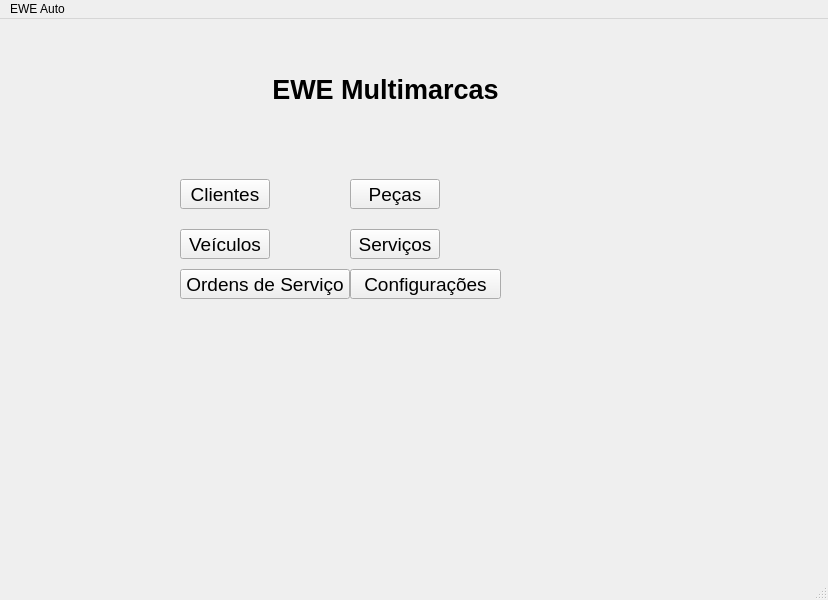
This is ui/main_window.ui in viniciusbassio/EWE-AUTO as Qt 5 draws it before an edit. The edited form follows.
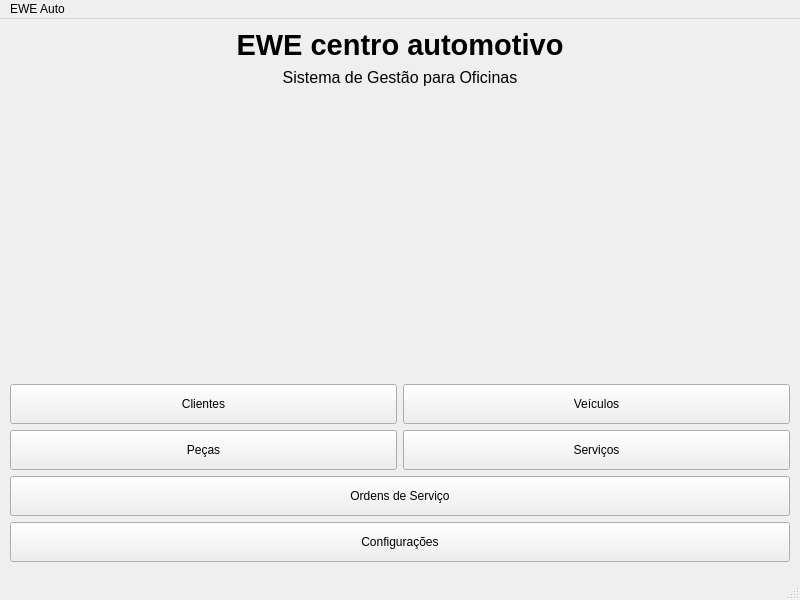
This is the edited form.

Commit message: feat(clientes): finalizando CRUD de clientes

```diff
--- a/ui/main_window.ui
+++ b/ui/main_window.ui
@@ -6,177 +6,308 @@
    <rect>
     <x>0</x>
     <y>0</y>
-    <width>828</width>
+    <width>800</width>
     <height>600</height>
    </rect>
   </property>
+
   <property name="windowTitle">
    <string>EWE Auto - Sistema para Oficinas</string>
   </property>
   <widget class="QWidget" name="centralwidget">
-   <widget class="QPushButton" name="btnClientes">
-    <property name="geometry">
-     <rect>
-      <x>180</x>
-      <y>160</y>
-      <width>90</width>
-      <height>30</height>
-     </rect>
-    </property>
-    <property name="font">
-     <font>
-      <pointsize>14</pointsize>
-     </font>
-    </property>
-    <property name="text">
-     <string>Clientes</string>
-    </property>
-   </widget>
-   <widget class="QPushButton" name="btnVeiculos">
-    <property name="geometry">
-     <rect>
-      <x>180</x>
-      <y>210</y>
-      <width>90</width>
-      <height>30</height>
-     </rect>
-    </property>
-    <property name="font">
-     <font>
-      <pointsize>14</pointsize>
-     </font>
-    </property>
-    <property name="text">
-     <string>Veículos</string>
-    </property>
-   </widget>
-   <widget class="QPushButton" name="btnServicos">
-    <property name="geometry">
-     <rect>
-      <x>350</x>
-      <y>210</y>
-      <width>90</width>
-      <height>30</height>
-     </rect>
-    </property>
-    <property name="font">
-     <font>
-      <pointsize>14</pointsize>
-     </font>
-    </property>
-    <property name="text">
-     <string>Serviços</string>
-    </property>
-   </widget>
-   <widget class="QPushButton" name="btnPecas">
-    <property name="geometry">
-     <rect>
-      <x>350</x>
-      <y>160</y>
-      <width>90</width>
-      <height>30</height>
-     </rect>
-    </property>
-    <property name="font">
-     <font>
-      <pointsize>14</pointsize>
-     </font>
-    </property>
-    <property name="text">
-     <string>Peças</string>
-    </property>
-    <property name="iconSize">
-     <size>
-      <width>20</width>
-      <height>20</height>
-     </size>
-    </property>
-    <property name="autoRepeatDelay">
-     <number>0</number>
-    </property>
-   </widget>
-   <widget class="QLabel" name="lblApresentacao">
-    <property name="geometry">
-     <rect>
-      <x>240</x>
-      <y>40</y>
-      <width>291</width>
-      <height>61</height>
-     </rect>
-    </property>
-    <property name="font">
-     <font>
-      <pointsize>20</pointsize>
-      <bold>true</bold>
-     </font>
-    </property>
-    <property name="layoutDirection">
-     <enum>Qt::LayoutDirection::LeftToRight</enum>
-    </property>
-    <property name="frameShape">
-     <enum>QFrame::Shape::NoFrame</enum>
-    </property>
-    <property name="text">
-     <string>EWE Multimarcas</string>
-    </property>
-    <property name="alignment">
-     <set>Qt::AlignmentFlag::AlignCenter</set>
-    </property>
-   </widget>
-   <widget class="QPushButton" name="btnOrdemServico">
-    <property name="geometry">
-     <rect>
-      <x>180</x>
-      <y>250</y>
-      <width>170</width>
-      <height>30</height>
-     </rect>
-    </property>
-    <property name="font">
-     <font>
-      <pointsize>14</pointsize>
-     </font>
-    </property>
-    <property name="text">
-     <string>Ordens de Serviço</string>
-    </property>
-   </widget>
-   <widget class="QPushButton" name="btnConfiguracao">
-    <property name="geometry">
-     <rect>
-      <x>350</x>
-      <y>250</y>
-      <width>151</width>
-      <height>30</height>
-     </rect>
-    </property>
-    <property name="font">
-     <font>
-      <pointsize>14</pointsize>
-     </font>
-    </property>
-    <property name="text">
-     <string>Configurações</string>
-    </property>
-   </widget>
+
+   <layout class="QVBoxLayout" name="verticalLayout">
+
+
+    <!-- Titulo -->
+    <item>
+     <widget class="QLabel" name="lblApresentacao">
+
+      <property name="font">
+       <font>
+        <pointsize>22</pointsize>
+        <bold>true</bold>
+       </font>
+      </property>
+
+      <property name="alignment">
+       <set>Qt::AlignCenter</set>
+      </property>
+
+      <property name="text">
+       <string>EWE centro automotivo</string>
+      </property>
+
+     </widget>
+    </item>
+
+
+    <!-- Subtitulo -->
+    <item>
+     <widget class="QLabel" name="lblSubtitulo">
+
+      <property name="font">
+       <font>
+        <pointsize>12</pointsize>
+       </font>
+      </property>
+
+      <property name="alignment">
+       <set>Qt::AlignCenter</set>
+      </property>
+
+      <property name="text">
+       <string>Sistema de Gestão para Oficinas</string>
+      </property>
+
+     </widget>
+    </item>
+
+
+    <item>
+     <spacer name="verticalSpacer">
+
+      <property name="orientation">
+       <enum>Qt::Vertical</enum>
+      </property>
+
+      <property name="sizeHint" stdset="0">
+       <size>
+        <width>20</width>
+        <height>40</height>
+       </size>
+      </property>
+
+     </spacer>
+    </item>
+
+
+    <!-- Linha 1 -->
+    <item>
+
+     <layout class="QHBoxLayout" name="layoutLinha1">
+
+      <item>
+       <spacer name="horizontalSpacer1"/>
+      </item>
+
+      <item>
+       <widget class="QPushButton" name="btnClientes">
+
+        <property name="minimumSize">
+         <size>
+          <width>140</width>
+          <height>40</height>
+         </size>
+        </property>
+
+        <property name="text">
+         <string>Clientes</string>
+        </property>
+
+       </widget>
+      </item>
+
+
+      <item>
+       <widget class="QPushButton" name="btnVeiculos">
+
+        <property name="minimumSize">
+         <size>
+          <width>140</width>
+          <height>40</height>
+         </size>
+        </property>
+
+        <property name="text">
+         <string>Veículos</string>
+        </property>
+
+       </widget>
+      </item>
+
+
+      <item>
+       <spacer name="horizontalSpacer2"/>
+      </item>
+
+
+     </layout>
+
+    </item>
+
+
+
+    <!-- Linha 2 -->
+    <item>
+
+     <layout class="QHBoxLayout" name="layoutLinha2">
+
+
+      <item>
+       <spacer name="horizontalSpacer3"/>
+      </item>
+
+
+      <item>
+       <widget class="QPushButton" name="btnPecas">
+
+        <property name="minimumSize">
+         <size>
+          <width>140</width>
+          <height>40</height>
+         </size>
+        </property>
+
+        <property name="text">
+         <string>Peças</string>
+        </property>
+
+       </widget>
+
+      </item>
+
+
+      <item>
+       <widget class="QPushButton" name="btnServicos">
+
+        <property name="minimumSize">
+         <size>
+          <width>140</width>
+          <height>40</height>
+         </size>
+        </property>
+
+        <property name="text">
+         <string>Serviços</string>
+        </property>
+
+       </widget>
+
+      </item>
+
+
+      <item>
+       <spacer name="horizontalSpacer4"/>
+      </item>
+
+
+     </layout>
+
+    </item>
+
+
+
+    <!-- Linha 3 -->
+    <item>
+
+     <layout class="QHBoxLayout" name="layoutLinha3">
+
+
+      <item>
+       <spacer name="horizontalSpacer5"/>
+      </item>
+
+
+      <item>
+       <widget class="QPushButton" name="btnOrdemServico">
+
+        <property name="minimumSize">
+         <size>
+          <width>200</width>
+          <height>40</height>
+         </size>
+        </property>
+
+        <property name="text">
+         <string>Ordens de Serviço</string>
+        </property>
+
+       </widget>
+
+      </item>
+
+
+      <item>
+       <spacer name="horizontalSpacer6"/>
+      </item>
+
+
+     </layout>
+
+    </item>
+
+
+
+    <!-- Linha 4 -->
+    <item>
+
+     <layout class="QHBoxLayout" name="layoutLinha4">
+
+
+      <item>
+       <spacer name="horizontalSpacer7"/>
+      </item>
+
+
+      <item>
+       <widget class="QPushButton" name="btnConfiguracoes">
+
+        <property name="minimumSize">
+         <size>
+          <width>200</width>
+          <height>40</height>
+         </size>
+        </property>
+
+        <property name="text">
+         <string>Configurações</string>
+        </property>
+
+       </widget>
+
+      </item>
+
+
+      <item>
+       <spacer name="horizontalSpacer8"/>
+      </item>
+
+
+     </layout>
+
+    </item>
+
+
+
+    <item>
+     <spacer name="verticalSpacer2">
+
+      <property name="orientation">
+       <enum>Qt::Vertical</enum>
+      </property>
+
+     </spacer>
+    </item>
+
+
+   </layout>
+
+
   </widget>
   <widget class="QMenuBar" name="menubar">
-   <property name="geometry">
-    <rect>
-     <x>0</x>
-     <y>0</y>
-     <width>828</width>
-     <height>33</height>
-    </rect>
-   </property>
+
    <widget class="QMenu" name="menuEWE_Auto">
+
     <property name="title">
      <string>EWE Auto</string>
     </property>
     <addaction name="separator"/>
     <addaction name="separator"/>
    </widget>
+
    <addaction name="menuEWE_Auto"/>
+
   </widget>
   <widget class="QStatusBar" name="statusbar"/>
  </widget>
```
Left out of the diff: 32 changed lines with no effect on the pictures. The commit also changes 9 other files.
